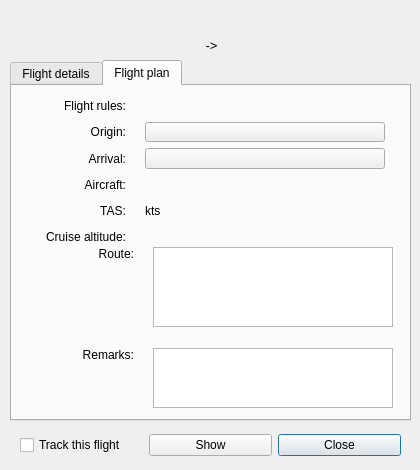
Above: source/ui/resources/flightdetailswindow.ui from Vatsinator/vatsinator-legacy before the change. Below: the same form after it.
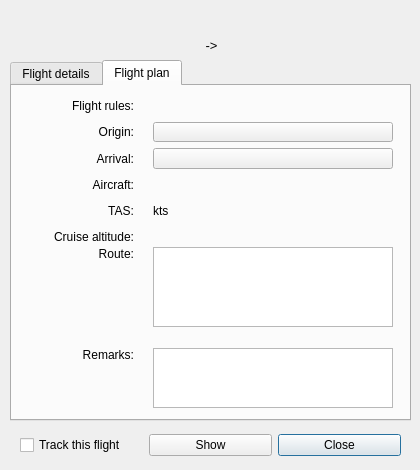
That is the form after the change. The open tabs and pages were chosen to show the change. Icons and pictures are not drawn. Custom widgets are drawn as their Qt base class.

The edit to the form file:
```diff
--- a/source/ui/resources/flightdetailswindow.ui
+++ b/source/ui/resources/flightdetailswindow.ui
@@ -408,16 +408,16 @@
       <rect>
        <x>10</x>
        <y>10</y>
-       <width>423</width>
+       <width>371</width>
        <height>151</height>
       </rect>
      </property>
      <layout class="QGridLayout" name="gridLayout_3" columnstretch="0,0,0">
       <property name="leftMargin">
-       <number>10</number>
+       <number>0</number>
       </property>
       <property name="rightMargin">
-       <number>60</number>
+       <number>0</number>
       </property>
       <item row="0" column="1">
        <spacer name="horizontalSpacer_15">
@@ -555,6 +555,12 @@
       </item>
       <item row="0" column="2">
        <widget class="QLabel" name="FlightRulesLabel">
+        <property name="sizePolicy">
+         <sizepolicy hsizetype="Fixed" vsizetype="Preferred">
+          <horstretch>0</horstretch>
+          <verstretch>0</verstretch>
+         </sizepolicy>
+        </property>
         <property name="minimumSize">
          <size>
           <width>240</width>
@@ -574,6 +580,12 @@
       </item>
       <item row="0" column="0">
        <widget class="QLabel" name="FlightRulesLabelDesc">
+        <property name="sizePolicy">
+         <sizepolicy hsizetype="MinimumExpanding" vsizetype="Preferred">
+          <horstretch>0</horstretch>
+          <verstretch>0</verstretch>
+         </sizepolicy>
+        </property>
         <property name="text">
          <string>Flight rules:</string>
         </property>
```
Left out of the diff: 6 changed lines with no effect on the pictures.
